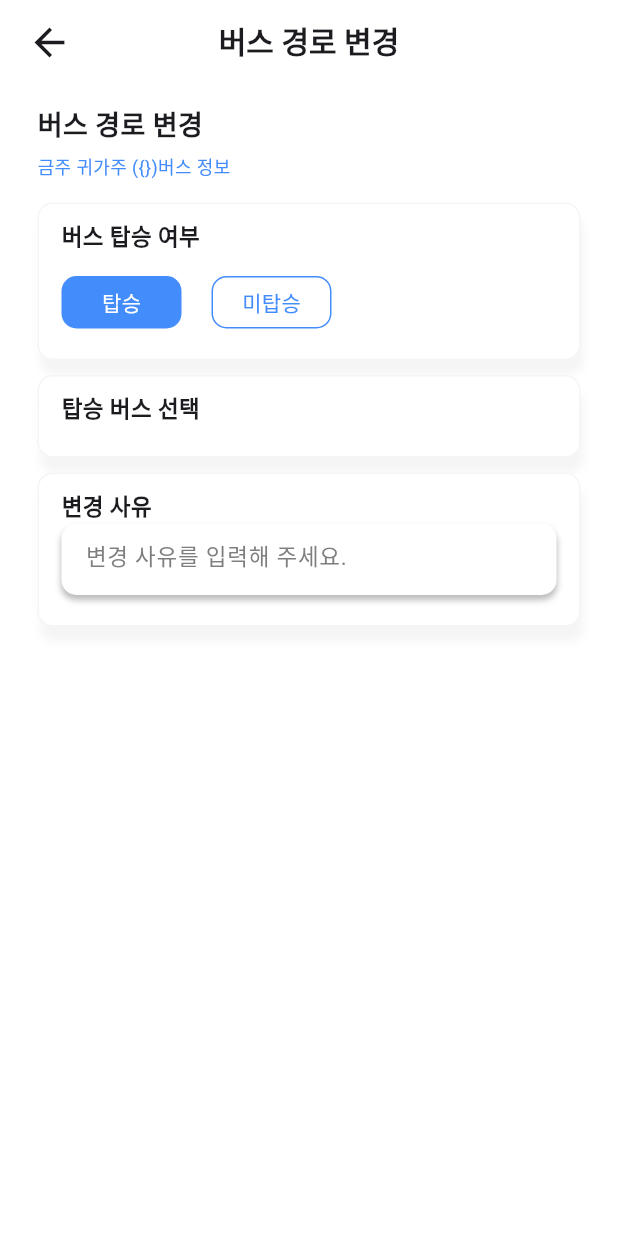
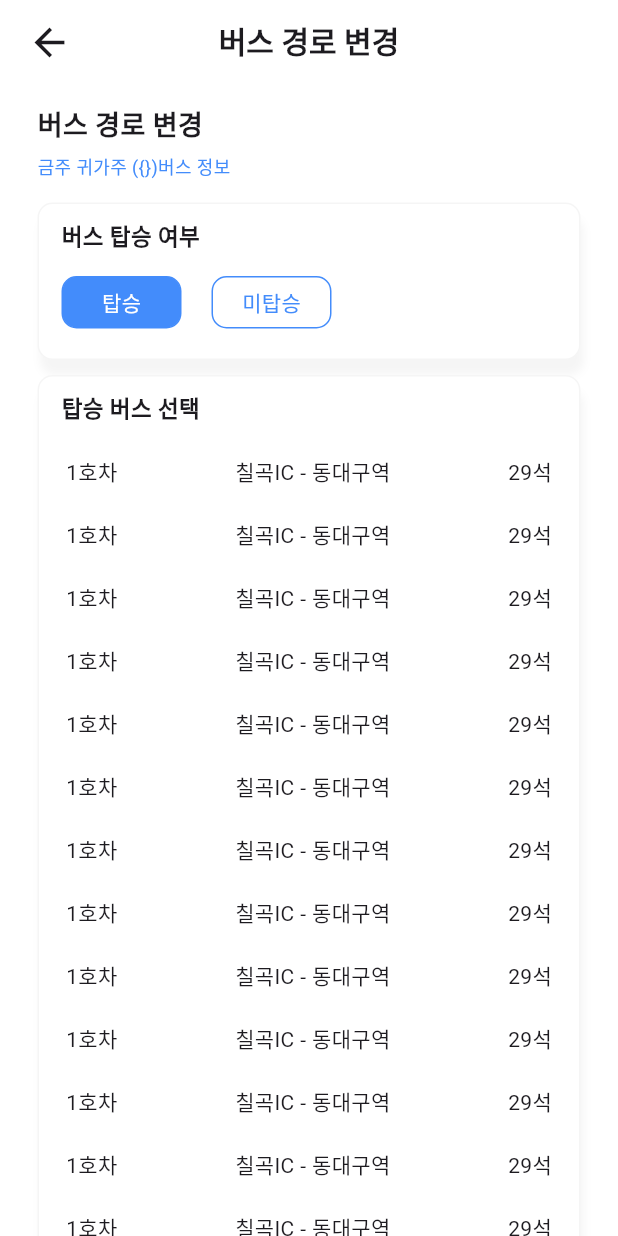
Before and after one commit to Guardian-Bus-System/web, a Flutter app: the ChangeBusRouteScreen screen opened directly with empty values, on a phone screen of 412 x 824 dp. Run offline on Flutter 3.47's test engine with Material 3 defaults, Android fonts, the phone set to English and light mode, and no system bars; our stand-ins replace flutter_local_notifications, get, shared_preferences, velocity_x; accounts and stored records are empty.

Commit message:
first-front

```diff
--- a/lib/controller/login_controller.dart
+++ b/lib/controller/login_controller.dart
@@ -41,7 +41,6 @@ class LoginController extends GetxController {
   }
 
   String? validatePassword(String password) {
-    // Add your password validation logic here
     if (password.isEmpty) {
       return 'Password is required';
     }
--- a/lib/main.dart
+++ b/lib/main.dart
@@ -1,4 +1,5 @@
 import 'package:capstone_front/model/UserModel.dart';
+import 'package:capstone_front/routes/mainView.dart';
 import 'package:capstone_front/screen/pages/profile_screen.dart';
 import 'package:capstone_front/screen/widget/CustomSide/color_theme.dart';
 import 'package:capstone_front/screen/auth/login_page.dart';
@@ -18,12 +19,20 @@ void main() {
     DeviceOrientation.portraitDown,
   ]);
 
-  runApp( MyApp());
+  runApp(MyApp());
 }
 
 class MyApp extends StatelessWidget {
 
   MyApp({super.key});
+  late Rx<UserData> userdata =
+    UserData(
+      id: '',pw: '', loginId: 'loginId',
+      grade: 1, classNumber: 1, number: 0,
+      name: '홍길동',
+      roles: [], authorities: [],
+      timestamp: ''
+    ).obs; // userdata를 Rx 형태로 선언
 
   @override
   Widget build(BuildContext context) {
@@ -40,7 +49,9 @@ class MyApp extends StatelessWidget {
       ],
       locale: const Locale('ko'),
       title: 'Flutter Demo',
-      home: const HomeScreen(),
+      home: MediaQuery.of(context).size.width < 600 //가로넓이가 600이하라면 앱을 보여주고 아니면 그냥 흰 바탕
+        ? HomeView(user: userdata)
+        : Container(),
       initialRoute: '/',
       getPages: [
         GetPage(name: '/', page: () => const HomeScreen()),
--- a/lib/model/BusModel.dart
+++ b/lib/model/BusModel.dart
@@ -24,7 +24,7 @@ class BusData {
   factory BusData.fromJson(Map<String, dynamic> json) {
     return BusData(
       id: json['id'] ?? 0, // 값이 없는 경우 기본값 0으로 설정
-      busNumber: json['busNumber'] ?? 1000,
+      busNumber: json['busNumber'] ?? 0,
       line: json['line'] ?? '',
       endLine: json['endLine'] ?? '',
       maxTable: json['maxTable'] ?? 0,
--- a/lib/screen/pages/changeBusRoute_screen.dart
+++ b/lib/screen/pages/changeBusRoute_screen.dart
@@ -1,16 +1,19 @@
+import 'package:capstone_front/screen/pages/home_screen.dart';
+import 'package:capstone_front/screen/widget/AuthWidgets/submit_button.dart';
 import 'package:capstone_front/screen/widget/CustomSide/color_theme.dart';
 import 'package:capstone_front/screen/widget/CustomSide/font_size.dart';
 import 'package:capstone_front/screen/widget/CustomSide/spaceing_box.dart';
 import 'package:capstone_front/screen/widget/AuthWidgets/input_Field.dart';
 import 'package:capstone_front/screen/widget/bus/busRouteChange_container.dart';
 import 'package:capstone_front/screen/widget/bus/busTakeButtonWidget.dart';
+import 'package:capstone_front/screen/widget/bus/changeBusListItem_widget.dart';
 import 'package:capstone_front/screen/widget/custom_appbar.dart';
 import 'package:flutter/material.dart';
+import 'package:get/get.dart';
 import 'package:velocity_x/velocity_x.dart';
 
 class ChangeBusRouteScreen extends StatefulWidget {
   final data;
-
   const ChangeBusRouteScreen({super.key, required this.data});
 
   @override
@@ -55,17 +58,41 @@ class _ChangeBusRouteScreenState extends State<ChangeBusRouteScreen> {
             height10,
             BusRouteChangeContainer(
               containerName: '탑승 버스 선택',
-              child: Container(),
+              child: Column(
+                children: [
+                  height20,
+                  ListView.builder(
+                    shrinkWrap: true,
+                    physics: const NeverScrollableScrollPhysics(),
+                    itemCount: 20,
+                    itemBuilder: (BuildContext context, int index) {
+                      return ChangeBusListItemWidget();
+                    },
+                  ),
+                ],
+              ),
             ),
             height10,
             BusRouteChangeContainer(
               containerName: '변경 사유',
-              child: InputTextFieldWidget(
-                textEditingController: textEditingController,
-                hitText: '변경 사유를 입력해 주세요.\n(사유가 타당하지 않을 경우 경로 변경이 불가합니다.',
-                blindetext: false
+              child: Column(
+                children: [
+                  height15,
+                  InputTextFieldWidget(
+                    textEditingController: textEditingController,
+                    hitText: '변경사유를 입력해 주세요.\n(사유가 타당하지 않을 경우 경로 변경이 불가합니다.',
+                    blindetext: false
+                  ),
+                ],
               ),
             ),
+            height10,
+            SubmitButton(
+              onPressed: () {
+                Get.offAll(HomeScreen());
+              },
+              title: '신청하기'
+            ).pOnly(bottom: 25)
           ],
         ).pSymmetric(h: 25),
       ),
--- a/lib/screen/pages/profile_screen.dart
+++ b/lib/screen/pages/profile_screen.dart
@@ -38,7 +38,7 @@ class _ProfileScreenState extends State<ProfileScreen> {
 
   @override
   void initState() {
-    _init();
+    //_init();
     super.initState();
   }
   Future<void> _init() async {
--- a/lib/screen/widget/AuthWidgets/input_Field.dart
+++ b/lib/screen/widget/AuthWidgets/input_Field.dart
@@ -36,6 +36,7 @@ class _InputTextFieldWidgetState extends State<InputTextFieldWidget> {
         controller: widget.textEditingController,
         cursorColor: Colors.blue,
         obscureText: widget.blindetext ? true : false,
+        maxLines: 3,
         inputFormatters: widget.hitText == '전화번호' ?
           <TextInputFormatter>[
             FilteringTextInputFormatter.digitsOnly,
@@ -54,7 +55,10 @@ class _InputTextFieldWidgetState extends State<InputTextFieldWidget> {
               borderRadius: BorderRadius.circular(10.0),
               borderSide: const BorderSide(color: Colors.blue)),
           filled: true,
-          hintStyle: const TextStyle(color: Color.fromARGB(255, 126, 126, 126),fontSize: 15),
+          hintStyle: TextStyle(
+            color: Color.fromARGB(255, 126, 126, 126),
+            fontSize: widget.hitText.contains('변경사유') ? 13 : 15,
+          ),
           hintText: widget.hitText,
           fillColor: Colors.white,
           suffixIcon: widget.hitText == '전화번호' ? // 상태에 따라 아이콘 생성
--- a/lib/screen/widget/AuthWidgets/input_container.dart
+++ b/lib/screen/widget/AuthWidgets/input_container.dart
@@ -12,10 +12,10 @@ class JoinContainer extends StatelessWidget {
       decoration: BoxDecoration(
         boxShadow: [
           BoxShadow(
-            color: Colors.grey.withOpacity(0.7),
+            color: Colors.grey.withOpacity(0.3),
             spreadRadius: 0,
-            blurRadius: 3.0,
-            offset: Offset(0, 3), // changes position of shadow
+            blurRadius: 2.0,
+            offset: Offset(0, 2), // changes position of shadow
           ),], // 그림자 추가
         borderRadius: BorderRadius.circular(10.0), // 컨테이너의 모서리를 둥글게 만듦
       ),
--- a/lib/screen/widget/AuthWidgets/submit_button.dart
+++ b/lib/screen/widget/AuthWidgets/submit_button.dart
@@ -28,7 +28,7 @@ class SubmitButton extends StatelessWidget {
         child:
           title
             .text
-            .size(FontSiz15)
+            .size(title == '신청하기' ? FontSiz18 :FontSiz15)
             .color(bacgroundOrTextColor)
             .make()
       ),
--- a/lib/screen/widget/bus/busList_container.dart
+++ b/lib/screen/widget/bus/busList_container.dart
@@ -17,6 +17,7 @@ class BusListContainer extends StatefulWidget {
 }
 
 class _BusListContainerState extends State<BusListContainer> {
+
   @override
   Widget build(BuildContext context) {
     return Column(
--- /dev/null
+++ b/lib/screen/widget/bus/changeBusListItem_widget.dart
@@ -0,0 +1,20 @@
+import 'package:flutter/material.dart';
+import 'package:velocity_x/velocity_x.dart';
+
+class ChangeBusListItemWidget extends StatelessWidget {
+
+  final busList;
+  const ChangeBusListItemWidget({super.key, this.busList});
+
+  @override
+  Widget build(BuildContext context) {
+    return Row(
+      mainAxisAlignment: MainAxisAlignment.spaceBetween,
+      children: [
+        '1호차'.text.make(),
+        '칠곡IC - 동대구역'.text.make(),
+        '29석'.text.make()
+      ],
+    ).pOnly(bottom: 21, left: 3, right: 3);
+  }
+}
--- a/lib/screen/widget/custom_appbar.dart
+++ b/lib/screen/widget/custom_appbar.dart
@@ -12,8 +12,8 @@ class CustomAppBar extends StatelessWidget {
   Widget build(BuildContext context) {
     return AppBar(
       scrolledUnderElevation: 0,
-      automaticallyImplyLeading: appBarTitle == '공지사항' || appBarTitle == '내 프로필' ? false : true,
-      leading:appBarTitle == '공지사항' || appBarTitle == '내 프로필' ? null : IconButton(
+      automaticallyImplyLeading: appBarTitle == '공지사항' || appBarTitle == '내 프로필'  ? false : true,
+      leading:appBarTitle == '공지사항' || appBarTitle == '내 프로필' || appBarTitle == '규칙' ? null : IconButton(
         icon:const Icon(Icons.arrow_back, size: 30,), onPressed: () { Get.back(); },
       ).pOnly(left: 10),
       backgroundColor: bacgroundOrTextColor,
```
Also changed, not shown: lib/controller/busInfo_controller.dart (+6 -7 lines), lib/routes/mainController.dart (added, +42 -0 lines), lib/routes/mainView.dart (added, +76 -0 lines), lib/screen/admin/adminScreen/adminMain_screen.dart (added, +15 -0 lines), lib/screen/pages/home_screen.dart (+17 -17 lines), lib/screen/pages/rule_screen.dart (added, +62 -0 lines), lib/screen/widget/drawer_widget.dart (+8 -0 lines), lib/screen/widget/ruleRow_widget.dart (added, +36 -0 lines), 1 other file.
